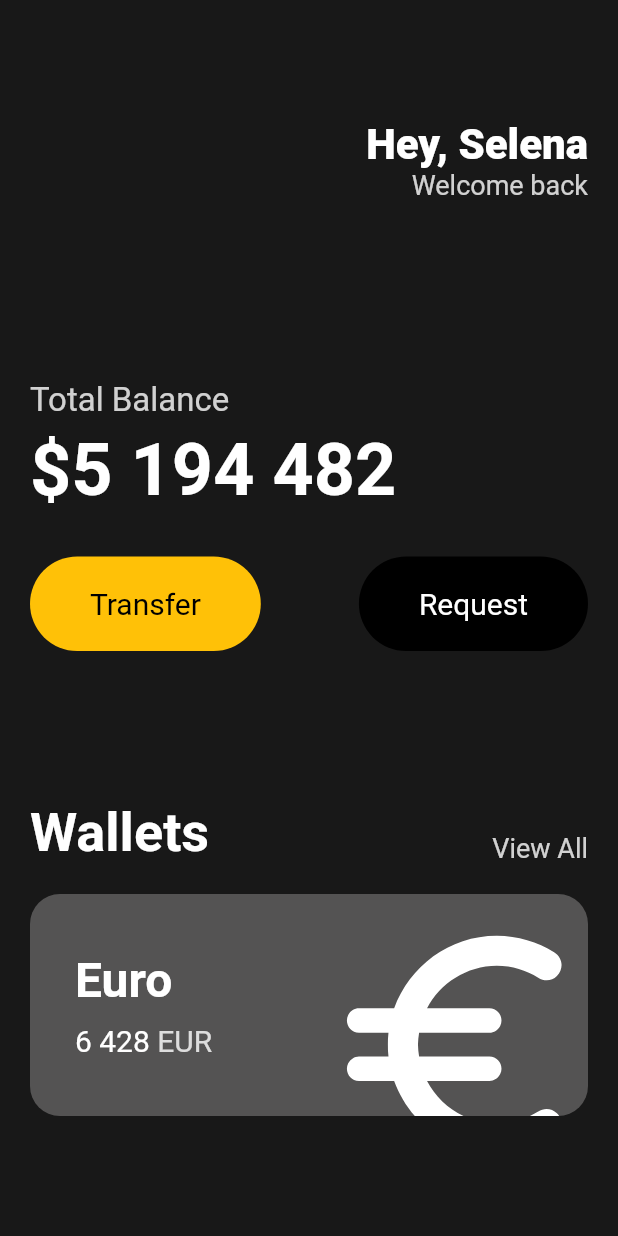
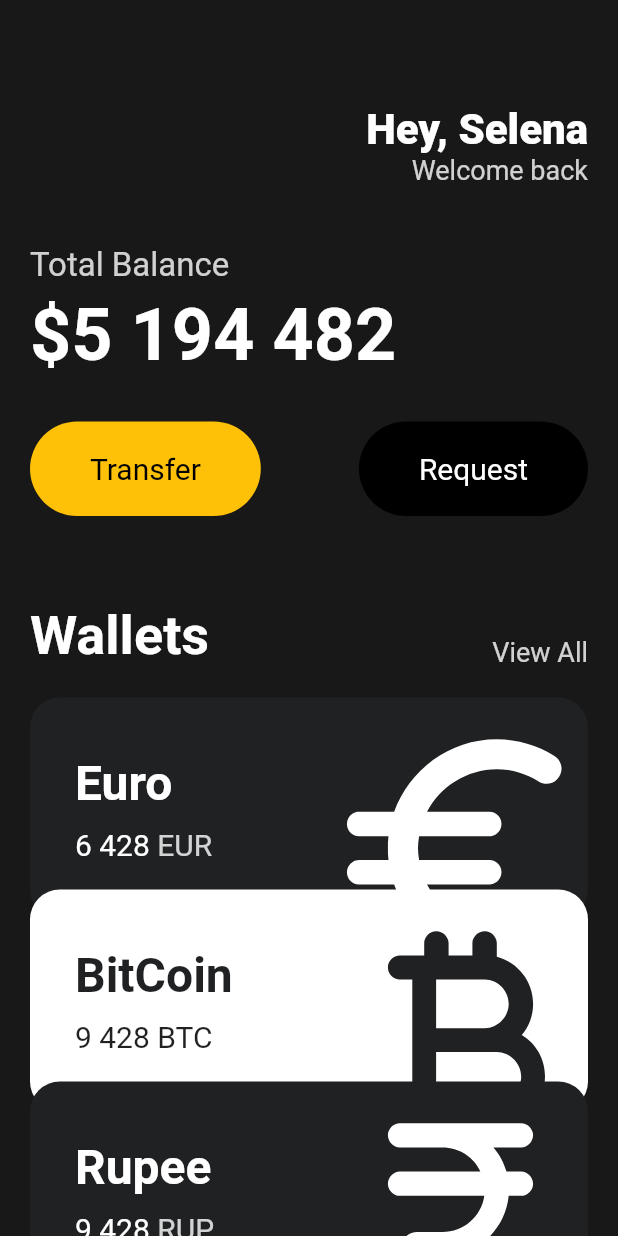
Before and after one commit to bigwave-cho/flutter-basic, a Flutter app: the screen it shows after launch, on a phone screen of 412 x 824 dp. Run offline on Flutter 3.47's test engine with Material 2 defaults, Android fonts, the phone set to English and light mode, and no system bars.

Commit message:
Cards : scroll view & 겹치기

```diff
--- a/lib/main.dart
+++ b/lib/main.dart
@@ -1,5 +1,6 @@
 import 'package:flutter/material.dart';
 import 'package:pomodoro/widgets/button.dart';
+import 'package:pomodoro/widgets/currency_card.dart';
 
 void main() {
   runApp(App());
@@ -11,7 +12,9 @@ class App extends StatelessWidget {
     return MaterialApp(
       home: Scaffold(
         backgroundColor: const Color(0xFF181818),
-        body: Padding(
+        // 스크롤 가능하게 !
+        body: SingleChildScrollView(
+          child: Padding(
             padding: const EdgeInsets.symmetric(
               horizontal: 20,
             ),
@@ -19,7 +22,7 @@ class App extends StatelessWidget {
               crossAxisAlignment: CrossAxisAlignment.start,
               children: [
                 const SizedBox(
-                height: 80,
+                  height: 70,
                 ),
                 Row(
                   mainAxisAlignment: MainAxisAlignment.end,
@@ -47,7 +50,7 @@ class App extends StatelessWidget {
                   ],
                 ),
                 const SizedBox(
-                height: 120,
+                  height: 40,
                 ),
                 Text(
                   'Total Balance',
@@ -84,7 +87,7 @@ class App extends StatelessWidget {
                   ],
                 ),
                 const SizedBox(
-                height: 100,
+                  height: 59,
                 ),
                 Row(
                   mainAxisAlignment: MainAxisAlignment.spaceBetween,
@@ -110,70 +113,41 @@ class App extends StatelessWidget {
                 const SizedBox(
                   height: 20,
                 ),
-              Container(
-                clipBehavior: Clip.hardEdge, // overflow hidden
-                decoration: BoxDecoration(
-                    color: const Color.fromARGB(255, 84, 83, 83),
-                    borderRadius: BorderRadius.circular(20)),
-                child: Padding(
-                  padding: const EdgeInsets.all(30),
-                  child: Row(
-                    mainAxisAlignment: MainAxisAlignment.spaceBetween,
-                    children: [
-                      Column(
-                        crossAxisAlignment: CrossAxisAlignment.start,
-                        children: [
-                          const Text(
-                            'Euro',
-                            style: TextStyle(
-                                color: Colors.white,
-                                fontSize: 32,
-                                fontWeight: FontWeight.w600),
+                const CurrencyCard(
+                  name: "Euro",
+                  code: "EUR",
+                  amount: "6 428",
+                  icon: Icons.euro_rounded,
+                  isInverted: false,
                 ),
-                          const SizedBox(
-                            height: 10,
+                Transform.translate(
+                  offset: const Offset(
+                    0,
+                    -20,
                   ),
-                          Row(
-                            children: [
-                              const Text(
-                                '6 428',
-                                style: TextStyle(
-                                  color: Colors.white,
-                                  fontSize: 20,
+                  child: const CurrencyCard(
+                    name: "BitCoin",
+                    code: "BTC",
+                    amount: "9 428",
+                    icon: Icons.currency_bitcoin_rounded,
+                    isInverted: true,
                   ),
                 ),
-                              const SizedBox(
-                                width: 5,
+                Transform.translate(
+                  offset: const Offset(
+                    0,
+                    -40,
                   ),
-                              Text(
-                                'EUR',
-                                style: TextStyle(
-                                  color: Colors.white.withOpacity(0.8),
-                                  fontSize: 20,
+                  child: const CurrencyCard(
+                    name: "Rupee",
+                    code: "RUP",
+                    amount: "9 428",
+                    icon: Icons.currency_rupee_rounded,
+                    isInverted: false,
                   ),
                 ),
               ],
-                          )
-                        ],
             ),
-                      Transform.scale(
-                        // Transform.scale 아이콘 5배 크기 키움
-                        scale: 2.2,
-                        child: Transform.translate(
-                          // 아이콘 위치 옮기기
-                          offset: const Offset(-5, 12),
-                          child: const Icon(
-                            Icons.euro_rounded,
-                            color: Colors.white,
-                            size: 88,
-                          ),
-                        ),
-                      )
-                    ],
-                  ),
-                ),
-              )
-            ],
           ),
         ),
       ),
--- /dev/null
+++ b/lib/widgets/currency_card.dart
@@ -0,0 +1,89 @@
+import 'package:flutter/material.dart';
+
+class CurrencyCard extends StatelessWidget {
+  final String name, code, amount;
+  final IconData icon;
+  final bool isInverted;
+
+  // blackColor에 대한 정보를 숨기기 위해 private 적용
+  final _blackColor = const Color(0xFF1F2123);
+
+  const CurrencyCard({
+    super.key,
+    required this.name,
+    required this.code,
+    required this.amount,
+    required this.icon,
+    required this.isInverted,
+  });
+
+  @override
+  Widget build(BuildContext context) {
+    return Container(
+      clipBehavior: Clip.hardEdge, // overflow hidden
+      decoration: BoxDecoration(
+          color: // 삼항 JS랑 같네
+              isInverted ? Colors.white : _blackColor,
+          borderRadius: BorderRadius.circular(20)),
+      child: Padding(
+        padding: const EdgeInsets.all(30),
+        child: Row(
+          mainAxisAlignment: MainAxisAlignment.spaceBetween,
+          children: [
+            Column(
+              crossAxisAlignment: CrossAxisAlignment.start,
+              children: [
+                Text(
+                  name,
+                  style: TextStyle(
+                      color: isInverted ? _blackColor : Colors.white,
+                      fontSize: 32,
+                      fontWeight: FontWeight.w600),
+                ),
+                const SizedBox(
+                  height: 10,
+                ),
+                Row(
+                  children: [
+                    Text(
+                      amount,
+                      style: TextStyle(
+                        color: isInverted ? _blackColor : Colors.white,
+                        fontSize: 20,
+                      ),
+                    ),
+                    const SizedBox(
+                      width: 5,
+                    ),
+                    Text(
+                      code,
+                      style: TextStyle(
+                        color: isInverted
+                            ? _blackColor
+                            : Colors.white.withOpacity(0.8),
+                        fontSize: 20,
+                      ),
+                    ),
+                  ],
+                )
+              ],
+            ),
+            Transform.scale(
+              // Transform.scale 아이콘 5배 크기 키움
+              scale: 2.2,
+              child: Transform.translate(
+                // 아이콘 위치 옮기기
+                offset: const Offset(-5, 12),
+                child: Icon(
+                  icon,
+                  color: isInverted ? _blackColor : Colors.white,
+                  size: 88,
+                ),
+              ),
+            )
+          ],
+        ),
+      ),
+    );
+  }
+}
```
Lines whose indentation alone changed are shown as unchanged.
